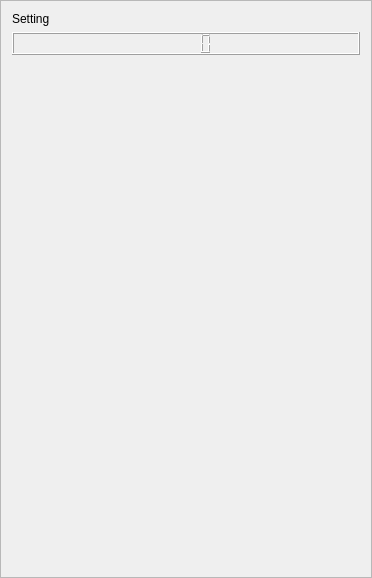
Qt form src/views/setting/setting.ui (RyotaUnzai/candybox) before a commit.
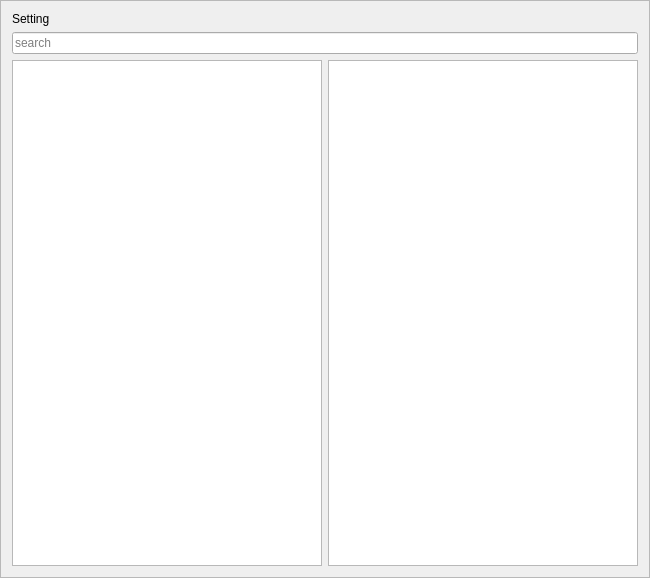
The same form after that commit.

Commit message: Changed from TempWidget to TreeView and TableView Added Treeview and TableView auto-ratio events when resize

```diff
--- a/src/views/setting/setting.ui
+++ b/src/views/setting/setting.ui
@@ -6,7 +6,7 @@
    <rect>
     <x>0</x>
     <y>0</y>
-    <width>372</width>
+    <width>650</width>
     <height>578</height>
    </rect>
   </property>
@@ -20,28 +20,25 @@
    <enum>QFrame::Raised</enum>
   </property>
   <layout class="QGridLayout" name="gridLayout">
-   <item row="0" column="1">
+   <item row="2" column="0">
+    <widget class="QTreeView" name="TreeView_Setting"/>
+   </item>
+   <item row="0" column="0">
     <widget class="QLabel" name="L_Header1">
      <property name="text">
       <string>Setting</string>
      </property>
     </widget>
    </item>
-   <item row="1" column="1">
-    <widget class="QLCDNumber" name="lcdNumber"/>
-   </item>
    <item row="2" column="1">
-    <spacer name="verticalSpacer">
-     <property name="orientation">
-      <enum>Qt::Vertical</enum>
+    <widget class="QTableView" name="TableView_Setting"/>
+   </item>
+   <item row="1" column="0" colspan="2">
+    <widget class="QLineEdit" name="lineEdit">
+     <property name="placeholderText">
+      <string>search</string>
      </property>
-     <property name="sizeHint" stdset="0">
-      <size>
-       <width>20</width>
-       <height>40</height>
-      </size>
-     </property>
-    </spacer>
+    </widget>
    </item>
   </layout>
  </widget>
```
The commit also changes 2 other files.
